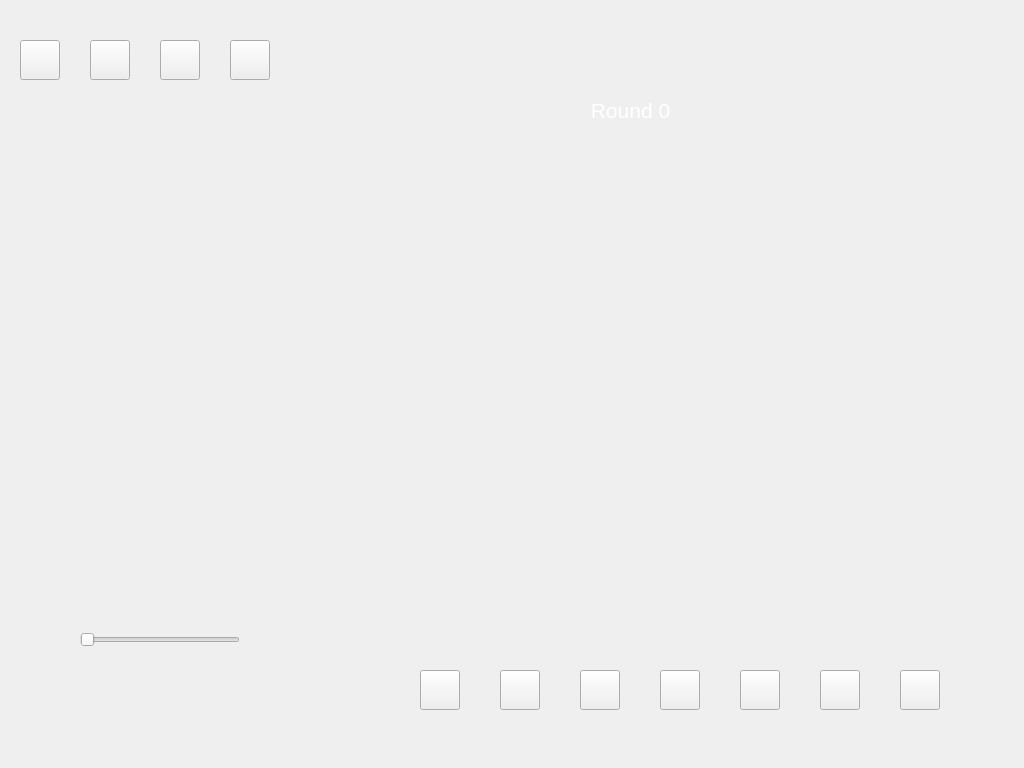
woinck/DS15-dev, file lib/human/part_replayer.ui: the form before one commit.
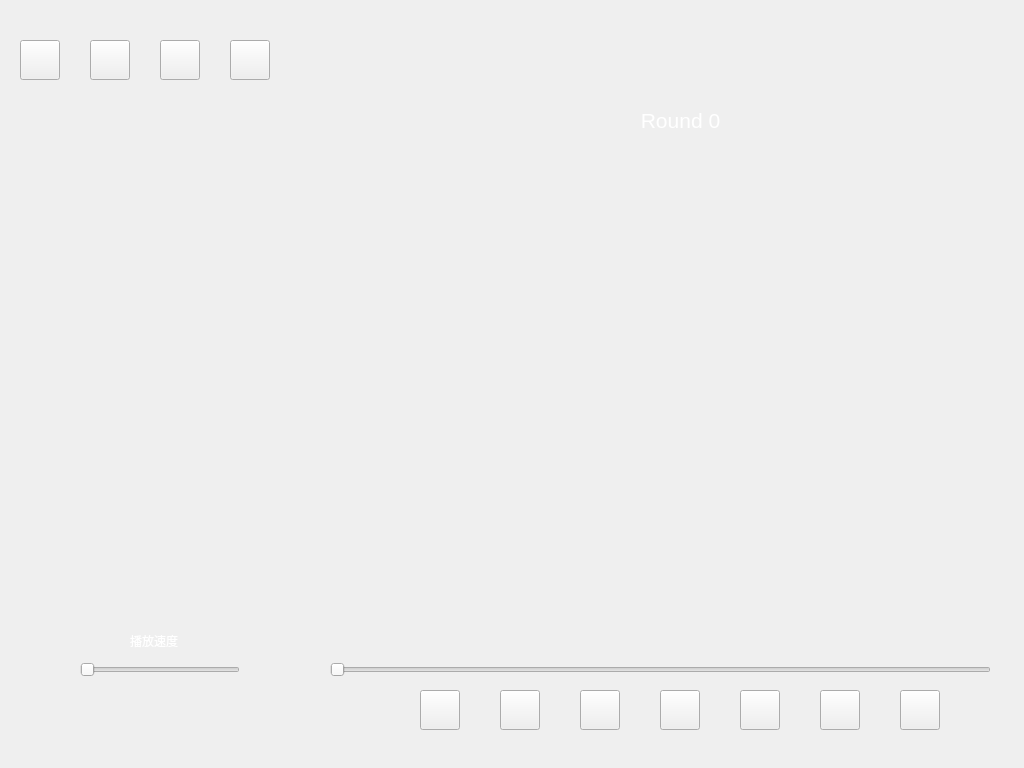
The form after the commit.

Commit message: 回放器进度条

```diff
--- a/lib/human/part_replayer.ui
+++ b/lib/human/part_replayer.ui
@@ -95,7 +95,7 @@
    <property name="geometry">
     <rect>
      <x>420</x>
-     <y>670</y>
+     <y>690</y>
      <width>491</width>
      <height>42</height>
     </rect>
@@ -419,8 +419,8 @@
   <widget class="QLabel" name="roundLabel">
    <property name="geometry">
     <rect>
-     <x>560</x>
-     <y>90</y>
+     <x>610</x>
+     <y>100</y>
      <width>141</width>
      <height>40</height>
     </rect>
@@ -514,7 +514,7 @@
    <property name="geometry">
     <rect>
      <x>80</x>
-     <y>630</y>
+     <y>660</y>
      <width>160</width>
      <height>19</height>
     </rect>
@@ -526,6 +526,72 @@
     <enum>Qt::Horizontal</enum>
    </property>
   </widget>
+  <widget class="QSlider" name="roundSlider">
+   <property name="geometry">
+    <rect>
+     <x>330</x>
+     <y>660</y>
+     <width>661</width>
+     <height>20</height>
+    </rect>
+   </property>
+   <property name="maximum">
+    <number>0</number>
+   </property>
+   <property name="orientation">
+    <enum>Qt::Horizontal</enum>
+   </property>
+  </widget>
+  <widget class="QLabel" name="label">
+   <property name="geometry">
+    <rect>
+     <x>130</x>
+     <y>630</y>
+     <width>81</width>
+     <height>21</height>
+    </rect>
+   </property>
+   <property name="palette">
+    <palette>
+     <active>
+      <colorrole role="WindowText">
+       <brush brushstyle="SolidPattern">
+        <color alpha="255">
+         <red>255</red>
+         <green>255</green>
+         <blue>255</blue>
+        </color>
+       </brush>
+      </colorrole>
+     </active>
+     <inactive>
+      <colorrole role="WindowText">
+       <brush brushstyle="SolidPattern">
+        <color alpha="255">
+         <red>255</red>
+         <green>255</green>
+         <blue>255</blue>
+        </color>
+       </brush>
+      </colorrole>
+     </inactive>
+     <disabled>
+      <colorrole role="WindowText">
+       <brush brushstyle="SolidPattern">
+        <color alpha="255">
+         <red>120</red>
+         <green>120</green>
+         <blue>120</blue>
+        </color>
+       </brush>
+      </colorrole>
+     </disabled>
+    </palette>
+   </property>
+   <property name="text">
+    <string>播放速度</string>
+   </property>
+  </widget>
  </widget>
  <resources/>
  <connections/>
```
The commit also changes 2 other files.
